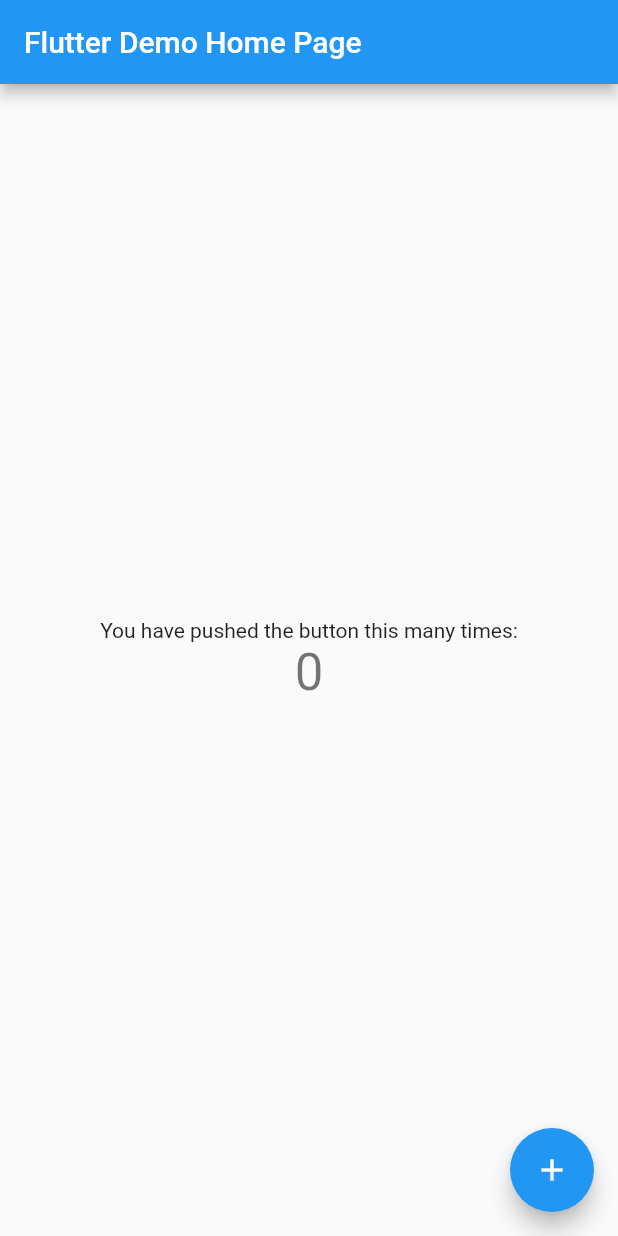
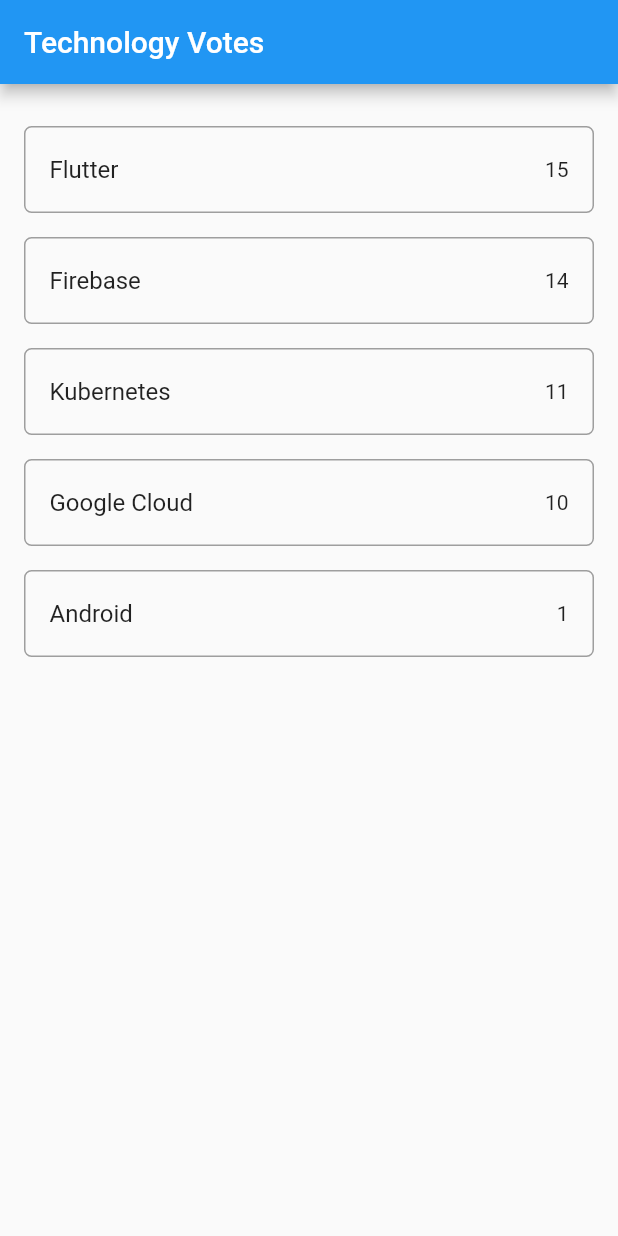
Before and after one commit to Hamzablm/flutter_firebase_INPT, a Flutter app: the screen it shows after launch, on a phone screen of 412 x 824 dp. Run offline on Flutter 3.47's test engine with Material 2 defaults, Android fonts, the phone set to English and light mode, and no system bars; our stand-ins replace cloud_firestore; accounts and stored records are empty.

Commit message:
Adding the user interface

```diff
--- a/lib/main.dart
+++ b/lib/main.dart
@@ -1,111 +1,89 @@
+import 'package:cloud_firestore/cloud_firestore.dart';
 import 'package:flutter/material.dart';
 
 void main() => runApp(MyApp());
 
+final dummySnapshot = [
+  {"technology": "Flutter", "votes": 15},
+  {"technology": "Firebase", "votes": 14},
+  {"technology": "Kubernetes", "votes": 11},
+  {"technology": "Google Cloud", "votes": 10},
+  {"technology": "Android", "votes": 1},
+];
+
 class MyApp extends StatelessWidget {
-  // This widget is the root of your application.
   @override
   Widget build(BuildContext context) {
     return MaterialApp(
-      title: 'Flutter Demo',
-      theme: ThemeData(
-        // This is the theme of your application.
-        //
-        // Try running your application with "flutter run". You'll see the
-        // application has a blue toolbar. Then, without quitting the app, try
-        // changing the primarySwatch below to Colors.green and then invoke
-        // "hot reload" (press "r" in the console where you ran "flutter run",
-        // or simply save your changes to "hot reload" in a Flutter IDE).
-        // Notice that the counter didn't reset back to zero; the application
-        // is not restarted.
-        primarySwatch: Colors.blue,
-      ),
-      home: MyHomePage(title: 'Flutter Demo Home Page'),
+      title: 'technologies',
+      home: MyHomePage(),
     );
   }
 }
 
 class MyHomePage extends StatefulWidget {
-  MyHomePage({Key key, this.title}) : super(key: key);
-
-  // This widget is the home page of your application. It is stateful, meaning
-  // that it has a State object (defined below) that contains fields that affect
-  // how it looks.
-
-  // This class is the configuration for the state. It holds the values (in this
-  // case the title) provided by the parent (in this case the App widget) and
-  // used by the build method of the State. Fields in a Widget subclass are
-  // always marked "final".
-
-  final String title;
-
   @override
-  _MyHomePageState createState() => _MyHomePageState();
+  _MyHomePageState createState() {
+    return _MyHomePageState();
+  }
 }
 
 class _MyHomePageState extends State<MyHomePage> {
-  int _counter = 0;
-
-  void _incrementCounter() {
-    setState(() {
-      // This call to setState tells the Flutter framework that something has
-      // changed in this State, which causes it to rerun the build method below
-      // so that the display can reflect the updated values. If we changed
-      // _counter without calling setState(), then the build method would not be
-      // called again, and so nothing would appear to happen.
-      _counter++;
-    });
+  @override
+  Widget build(BuildContext context) {
+    return Scaffold(
+      appBar: AppBar(title: Text('Technology Votes')),
+      body: _buildBody(context),
+    );
   }
 
-  @override
-  Widget build(BuildContext context) {
-    // This method is rerun every time setState is called, for instance as done
-    // by the _incrementCounter method above.
-    //
-    // The Flutter framework has been optimized to make rerunning build methods
-    // fast, so that you can just rebuild anything that needs updating rather
-    // than having to individually change instances of widgets.
-    return Scaffold(
-      appBar: AppBar(
-        // Here we take the value from the MyHomePage object that was created by
-        // the App.build method, and use it to set our appbar title.
-        title: Text(widget.title),
-      ),
-      body: Center(
-        // Center is a layout widget. It takes a single child and positions it
-        // in the middle of the parent.
-        child: Column(
-          // Column is also layout widget. It takes a list of children and
-          // arranges them vertically. By default, it sizes itself to fit its
-          // children horizontally, and tries to be as tall as its parent.
-          //
-          // Invoke "debug painting" (press "p" in the console, choose the
-          // "Toggle Debug Paint" action from the Flutter Inspector in Android
-          // Studio, or the "Toggle Debug Paint" command in Visual Studio Code)
-          // to see the wireframe for each widget.
-          //
-          // Column has various properties to control how it sizes itself and
-          // how it positions its children. Here we use mainAxisAlignment to
-          // center the children vertically; the main axis here is the vertical
-          // axis because Columns are vertical (the cross axis would be
-          // horizontal).
-          mainAxisAlignment: MainAxisAlignment.center,
-          children: <Widget>[
-            Text(
-              'You have pushed the button this many times:',
-            ),
-            Text(
-              '$_counter',
-              style: Theme.of(context).textTheme.display1,
-            ),
-          ],
+  Widget _buildBody(BuildContext context) {
+    // TODO: get actual snapshot from Cloud Firestore
+    return _buildList(context, dummySnapshot);
+  }
+
+  Widget _buildList(BuildContext context, List<Map> snapshot) {
+    return ListView(
+      padding: const EdgeInsets.only(top: 20.0),
+      children: snapshot.map((data) => _buildListItem(context, data)).toList(),
+    );
+  }
+
+  Widget _buildListItem(BuildContext context, Map data) {
+    final record = Record.fromMap(data);
+
+    return Padding(
+      key: ValueKey(record.technology),
+      padding: const EdgeInsets.symmetric(horizontal: 16.0, vertical: 8.0),
+      child: Container(
+        decoration: BoxDecoration(
+          border: Border.all(color: Colors.grey),
+          borderRadius: BorderRadius.circular(5.0),
+        ),
+        child: ListTile(
+          title: Text(record.technology),
+          trailing: Text(record.votes.toString()),
+          onTap: () => print(record),
         ),
       ),
-      floatingActionButton: FloatingActionButton(
-        onPressed: _incrementCounter,
-        tooltip: 'Increment',
-        child: Icon(Icons.add),
-      ), // This trailing comma makes auto-formatting nicer for build methods.
     );
   }
 }
+
+class Record {
+  final String technology;
+  final int votes;
+  final DocumentReference reference;
+
+  Record.fromMap(Map<String, dynamic> map, {this.reference})
+      : assert(map['technology'] != null),
+        assert(map['votes'] != null),
+        technology = map['technology'],
+        votes = map['votes'];
+
+  Record.fromSnapshot(DocumentSnapshot snapshot)
+      : this.fromMap(snapshot.data, reference: snapshot.reference);
+
+  @override
+  String toString() => "Record<$technology:$votes>";
+}
```
